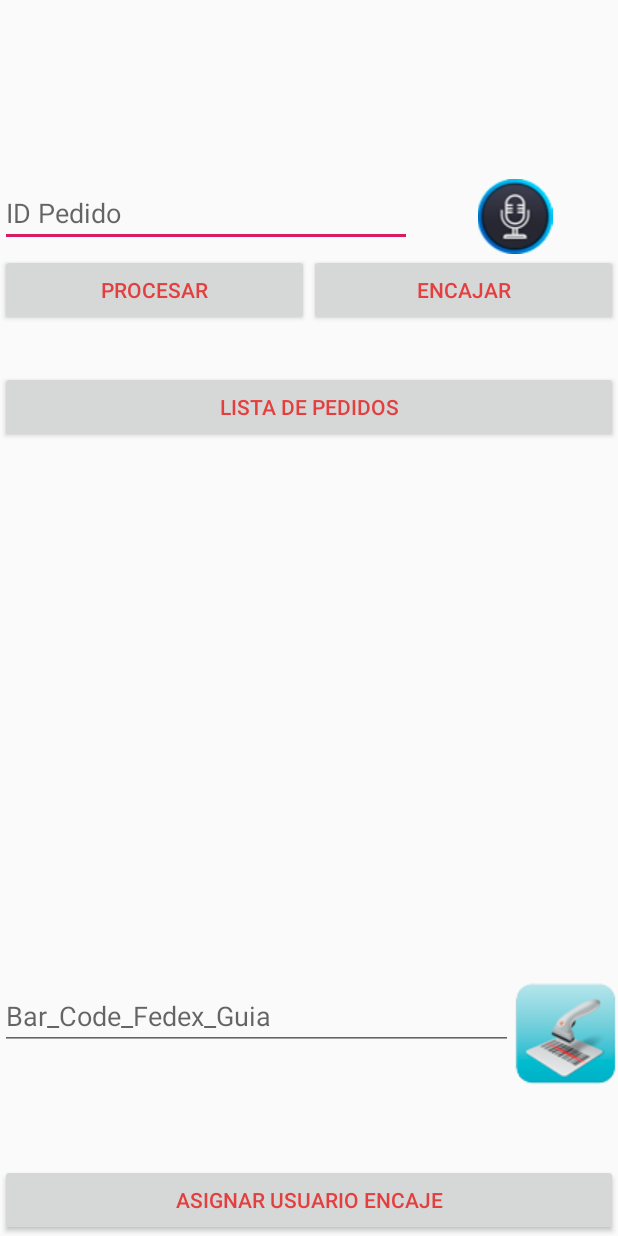
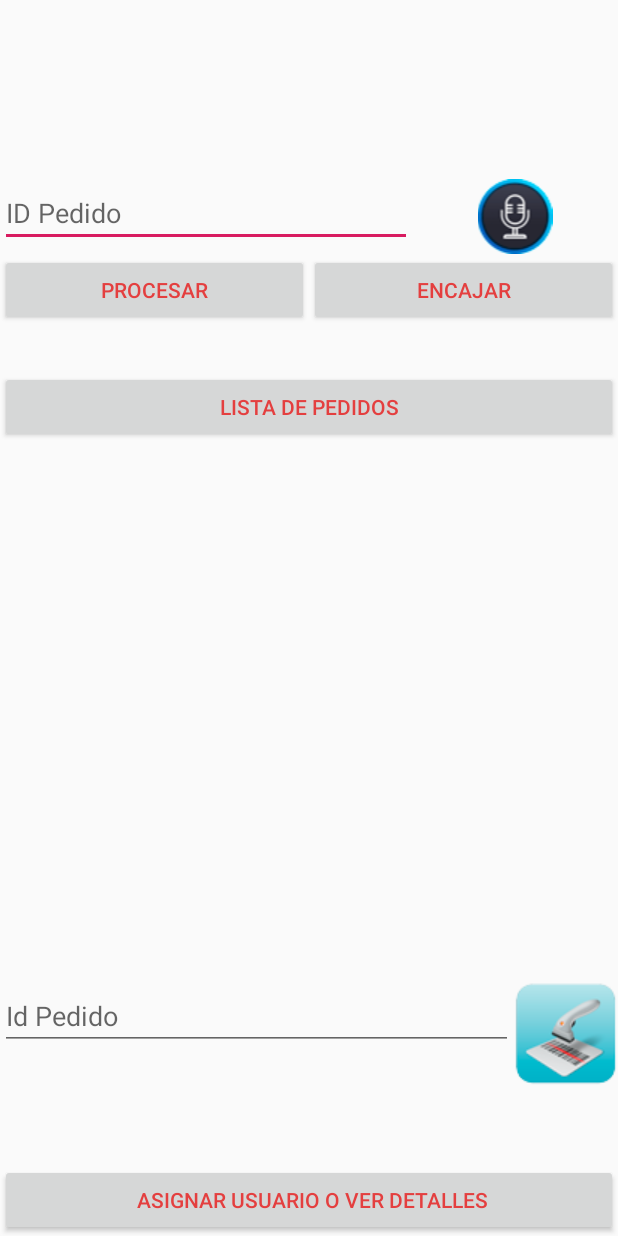
Before and after one commit to gonzalosuarez/Admin_BestDream2, an Android app: the layout content_main.xml on its own in the app's theme, with its tools: preview values and no code run, on a phone screen of 412 x 824 dp. Run offline under Robolectric (Android 15) with nearby library versions, the phone set to English and light mode, and no system bars; network calls fail.

Commit message:
ORDEN DE PEDIDOS TOÑO

```diff
--- a/app/src/main/java/com/bestdreamstore/admin_bestdream/Faltantes_Productos.java
+++ b/app/src/main/java/com/bestdreamstore/admin_bestdream/Faltantes_Productos.java
@@ -108,6 +108,7 @@ public class Faltantes_Productos extends AppCompatActivity{
         GetCartAdapter1.clear();
 
 
+
          //nombre_user = userFunctions.get_name_user(getApplicationContext());
 
 
@@ -140,6 +141,9 @@ public class Faltantes_Productos extends AppCompatActivity{
         recyclerView_global = (RecyclerView)findViewById(R.id.recycler_view);
         recyclerView_global.setHasFixedSize(true);
         recyclerView_global.setLayoutManager(recyclerViewlayoutManager);
+
+        recyclerView_global.getRecycledViewPool().clear();
+
 
 
 
--- a/app/src/main/res/layout/content_main.xml
+++ b/app/src/main/res/layout/content_main.xml
@@ -174,7 +174,7 @@
             <EditText
                 android:inputType = "phone"
                 android:textColor="@color/primary"
-                android:hint="Bar_Code_Fedex_Guia"
+                android:hint="Id Pedido"
                 android:id="@+id/id_encaje"
                 android:layout_width="match_parent"
                 android:layout_weight="3"
@@ -201,7 +201,7 @@
         <Button
             android:weightSum="1"
             android:textColor="@color/primary"
-            android:text=" Asignar Usuario Encaje "
+            android:text=" Asignar Usuario o Ver Detalles"
             android:id="@+id/button_encaje"
             android:layout_width="match_parent"
             android:layout_height="wrap_content" />
```
Also changed, not shown: app/src/main/java/com/bestdreamstore/admin_bestdream/MainActivity.java (+31 -8 lines).
